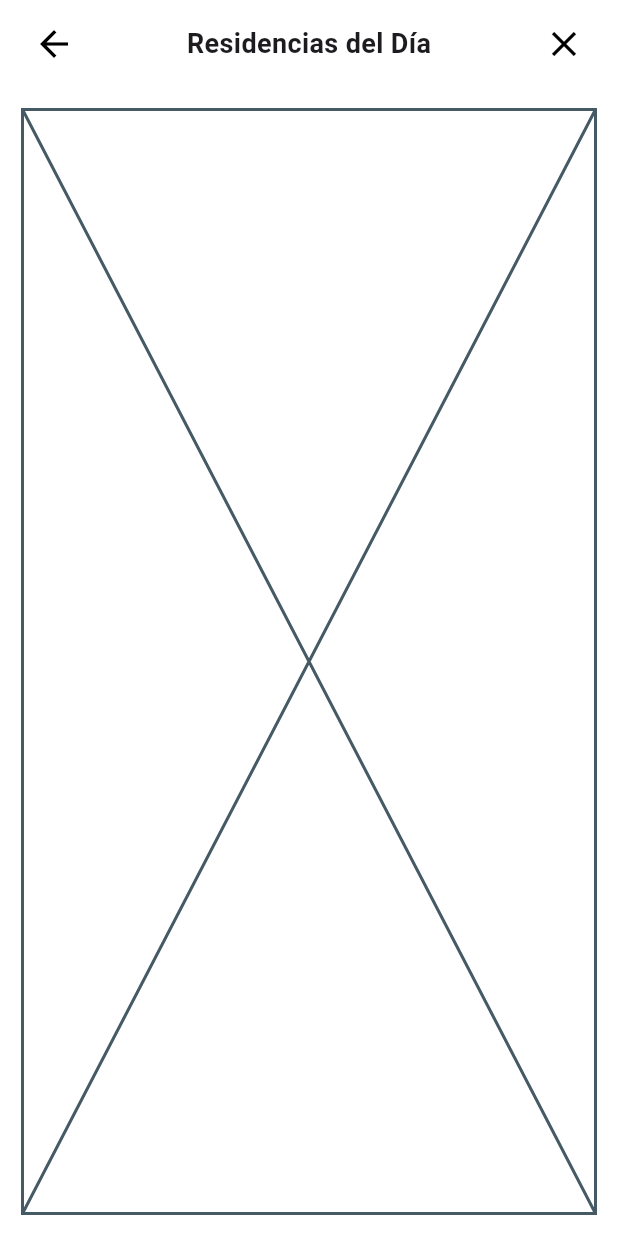
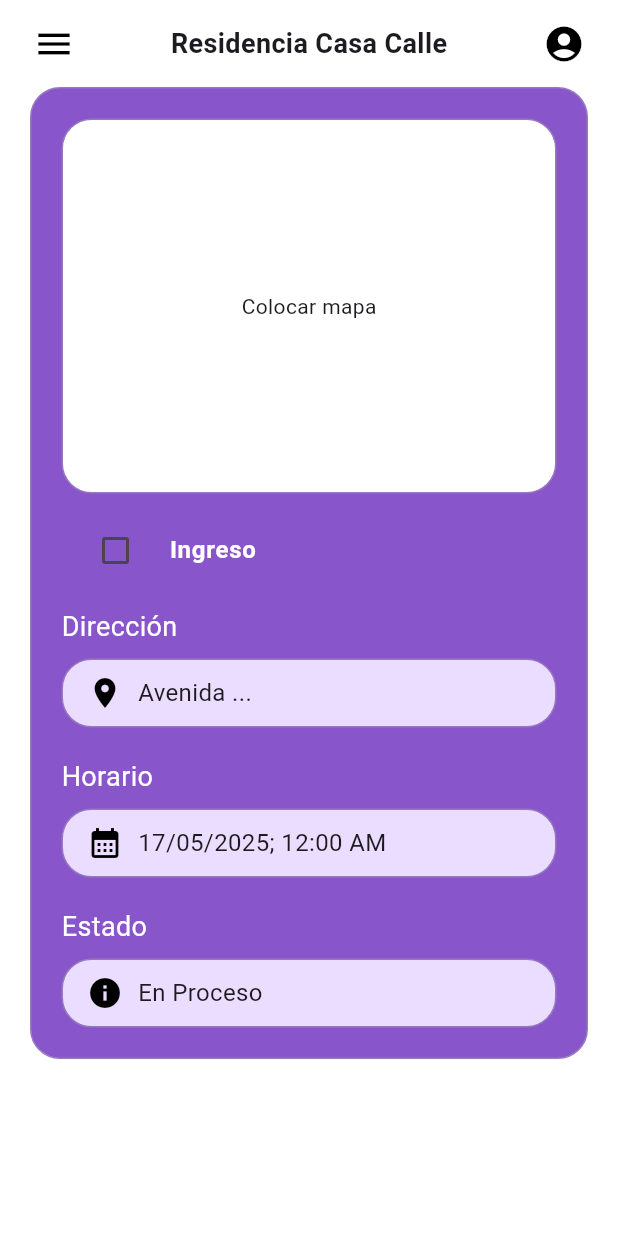
Before and after one commit to Bxnj1ta/Residencias, a Flutter app: the DetalleScreen screen opened by its route, on a phone screen of 412 x 824 dp. Run offline on Flutter 3.47's test engine with Material 3 defaults, Android fonts, the phone set to English and light mode, and no system bars; our stand-ins replace flutter_dotenv, geolocator; missing offline and left inert: mapbox_maps_flutter; Roboto replaces fonts that are missing (Poppins).

```diff
--- /dev/null
+++ b/lib/models/estado.dart
@@ -0,0 +1,18 @@
+enum EstadoTipo {proceso,finalizado}
+
+class Estado {
+  final int id;
+  final EstadoTipo nuevoEstado;
+
+
+  Estado({
+    required this.id,
+    required this.nuevoEstado,
+
+  });
+
+  Map<String, dynamic> toJson() => {
+    'home_schedule_id': id,
+    'home_schedule_state': nuevoEstado.toString().split('.').last,
+  };
+}
--- /dev/null
+++ b/lib/models/residencia.dart
@@ -0,0 +1,29 @@
+class Residencia {
+  final String name;
+  final String image;
+  final String city;
+  final String commune;
+  final String address;
+  final double latitude;
+  final double longitude;
+
+  Residencia({
+    required this.name,
+    required this.image,
+    required this.city,
+    required this.commune,
+    required this.address,
+    required this.latitude,
+    required this.longitude,
+  });
+
+  Map<String, dynamic> toJson() => {
+    'name': name,
+    'image': image,
+    'city': city,
+    'commune': commune,
+    'address': address,
+    'latitude': latitude,
+    'length': longitude,
+  };
+}
--- a/lib/screens/detalle/detalle_screen.dart
+++ b/lib/screens/detalle/detalle_screen.dart
@@ -1,21 +1,124 @@
 import 'package:flutter/material.dart';
 import 'package:residencias/widgets/widgets.dart';
 
-class DetalleScreen extends StatelessWidget {
+class DetalleScreen extends StatefulWidget {
   const DetalleScreen({super.key});
 
   @override
+  State<DetalleScreen> createState() => _DetalleScreenState();
+}
+
+class _DetalleScreenState extends State<DetalleScreen> {
+  bool _isChecked = false; // Variable de estado para el checkbox
+
+  @override
   Widget build(BuildContext context) {
-    // final Map<String, dynamic> residencia = ModalRoute.of(context)!.settings.arguments as Map<String, dynamic>;
+    return Scaffold(
+      appBar: const CustomAppBar(titulo: 'Residencia Casa Calle'),
+      body: SingleChildScrollView(
+        padding: const EdgeInsets.fromLTRB(20, 0, 20, 0),
+        child: Container(
+          padding: const EdgeInsets.all(20),
+          decoration: _cardDecoration(const Color.fromARGB(255, 136, 85, 203)),
+          child: Column(
+            crossAxisAlignment: CrossAxisAlignment.start,
+            children: [
+              Container(
+                height: 250,
+                decoration: _cardDecoration(Colors.white),
+                child: const Center(
+                  child: Text('Colocar mapa'),
+                ),
+              ),
 
-    return Scaffold(
-      appBar: const CustomAppBar(titulo: 'Residencias del Día', showDrawer: false, showRightIcon: false,),
-      body: SafeArea(
-        child: Container(
-          padding: const EdgeInsets.all(15),
-          child: Placeholder()
+              const SizedBox(height: 10),
+
+              Row(
+                mainAxisAlignment: MainAxisAlignment.spaceAround,
+                children: [
+                  Expanded(
+                    child: CheckboxListTile(
+                      title: const Text("Ingreso", style: TextStyle(color: Colors.white, fontWeight: FontWeight.bold)),
+                      value: _isChecked,
+                      onChanged: (bool? value) {
+                        setState(() {
+                          _isChecked = value ?? false;
+                        });
+                      },
+                      controlAffinity: ListTileControlAffinity.leading,
+                      activeColor: Colors.blue,
+                      checkColor: Colors.white,
+                    ),
+                  ),
+                ],
+              ),
+              const SizedBox(height: 10),
+
+              _buildSeccionConDetalle(
+                titulo: 'Dirección',
+                icon: Icons.location_on,
+                contenido: 'Avenida ...',
+              ),
+              const SizedBox(height: 20),
+
+              _buildSeccionConDetalle(
+                titulo: 'Horario',
+                icon: Icons.calendar_month_sharp,
+                contenido: '17/05/2025; 12:00 AM',
+              ),
+              const SizedBox(height: 20),
+
+              _buildSeccionConDetalle(
+                titulo: 'Estado',
+                icon: Icons.info,
+                contenido: 'En Proceso',
+              ),
+            ],
+          ),
         ),
       ),
     );
   }
+
+  Widget _buildSeccionConDetalle({required String titulo, required IconData icon,required String contenido}) {
+    return Column(
+      crossAxisAlignment: CrossAxisAlignment.start,
+      children: [
+        Text(
+          titulo,
+          style: const TextStyle(
+            fontSize: 18,
+            fontWeight: FontWeight.w400,
+            color: Colors.white,
+          ),
+        ),
+        const SizedBox(height: 8),
+        Container(
+          padding: const EdgeInsets.symmetric(vertical: 10, horizontal: 16),
+          width: double.infinity,
+          decoration: BoxDecoration(
+            color: const Color.fromARGB(255, 235, 221, 255),
+            border: Border.all(color: const Color.fromARGB(255, 151, 121, 191)),
+            borderRadius: BorderRadius.circular(20),
+          ),
+          child: Row(
+            mainAxisAlignment: MainAxisAlignment.start,
+            children: [
+              Icon(icon, color: Colors.black),
+              const SizedBox(width: 10),
+              Text(
+                contenido,
+                style: const TextStyle(fontSize: 16),
+              ),
+            ],
+          ),
+        ),
+      ],
+    );
+  }
 }
+BoxDecoration _cardDecoration(color) => BoxDecoration(
+            color: color,
+            border: Border.all(color: const Color.fromARGB(255, 151, 121, 191)),
+            borderRadius: BorderRadius.circular(20),
+          );
--- a/lib/themes/my_themes.dart
+++ b/lib/themes/my_themes.dart
@@ -29,6 +29,7 @@ class MyTheme {
     buttonTheme: MyButtonTheme.light,
     elevatedButtonTheme: MyElevatedButtonTheme.light,
     splashColor: light1,
+    floatingActionButtonTheme: FloatingActionButtonThemeData(backgroundColor: light2, foregroundColor: dark3),
   );
   static ThemeData dark = ThemeData(
     useMaterial3: true,
@@ -48,5 +49,6 @@ class MyTheme {
     buttonTheme: MyButtonTheme.dark,
     elevatedButtonTheme: MyElevatedButtonTheme.dark,
     splashColor: dark1,
+    floatingActionButtonTheme: FloatingActionButtonThemeData(backgroundColor: dark2, foregroundColor: light3),
   );
 }
```
Also changed, not shown: lib/api/mocks/residencias.json (renamed from lib/mocks/residencias.json, +9 -0 lines), lib/api/services/api_service.dart (added, +65 -0 lines), lib/main.dart (+13 -0 lines), lib/screens/daily/daily_screen.dart (+12 -2 lines), lib/screens/detail/detalle_screen.dart (deleted, +0 -124 lines), lib/widgets/mapa_residencias.dart (+58 -17 lines), lib/api/mocks/mock2.dart (renamed from lib/mocks/mock2.dart), lib/api/mocks/mock_residencias.dart (renamed from lib/mocks/mock_residencias.dart), lib/widgets/login_container2.dart (renamed from lib/widgets/login/login_container2.dart), 1 other file.
